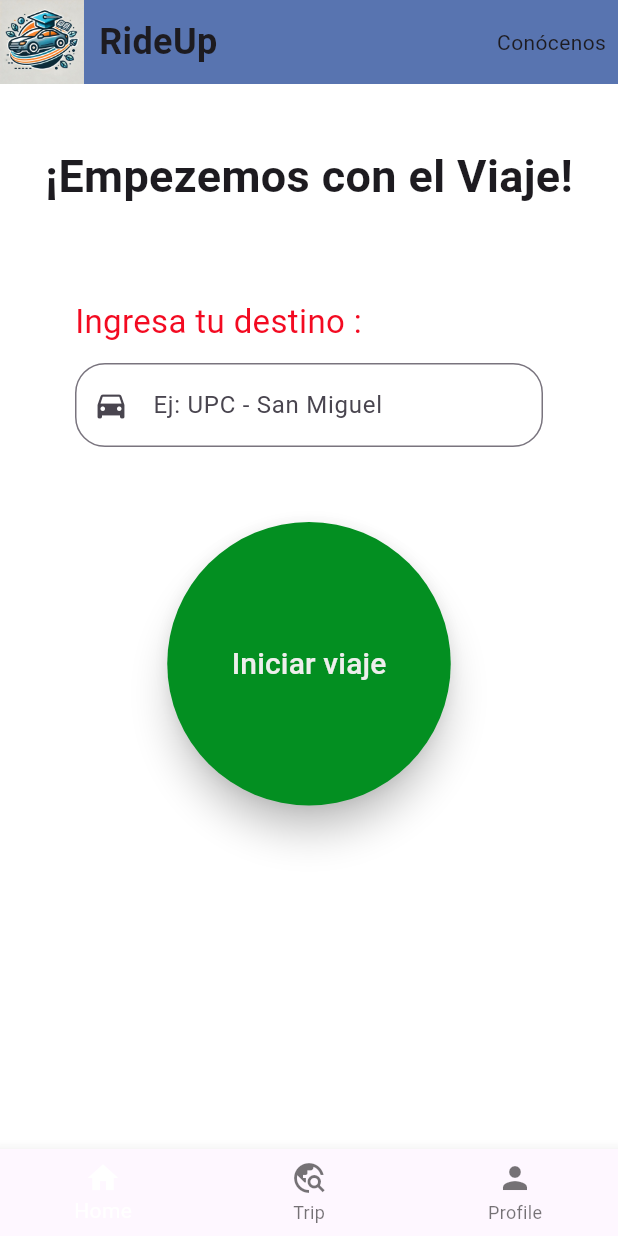
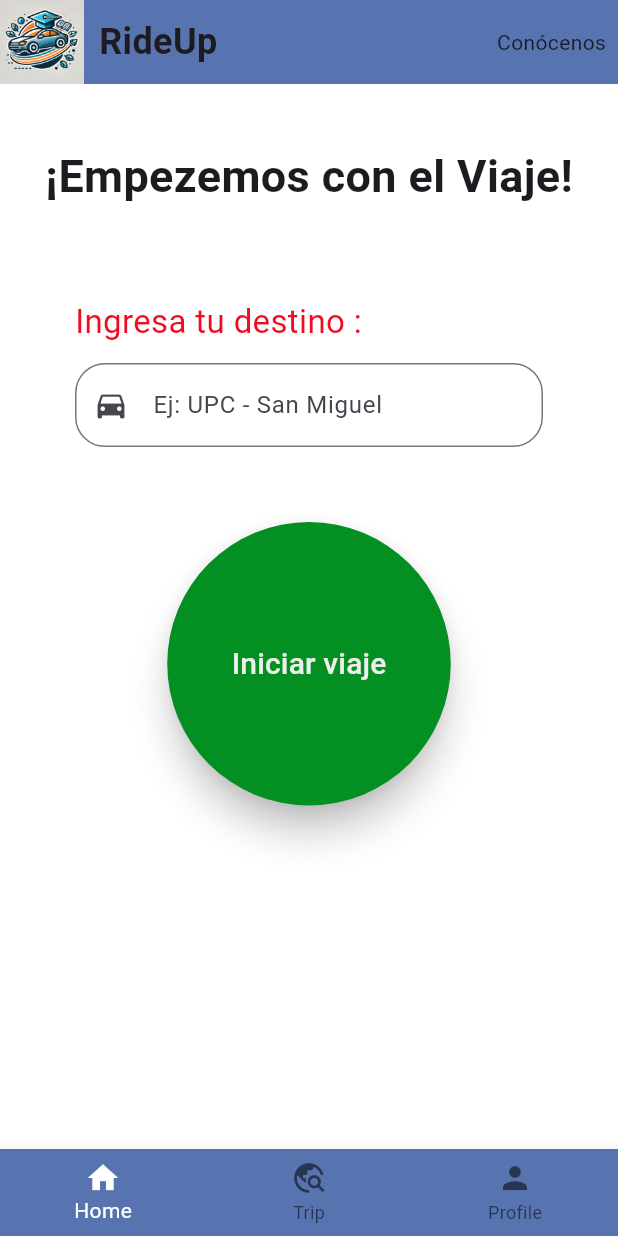
Before and after one commit to UniLink-Grupo3/App-Mobile-Flutter, a Flutter app: the MainPage screen opened directly, on a phone screen of 412 x 824 dp. Run offline on Flutter 3.47's test engine with Material 3 defaults, Android fonts, the phone set to English and light mode, and no system bars.

Commit message:
style: Update colors on the main page navigation bar

```diff
--- a/lib/features/app/presentation/main_page.dart
+++ b/lib/features/app/presentation/main_page.dart
@@ -117,6 +117,7 @@ class _MainPageState extends State<MainPage> {
       ),
       body: SafeArea(child: pages[_selectedIndex]),
       bottomNavigationBar: BottomNavigationBar(
+        backgroundColor: Color.fromARGB(255, 88, 116, 176),
         currentIndex: _selectedIndex,
         onTap: (index) {
           setState(() {
```
